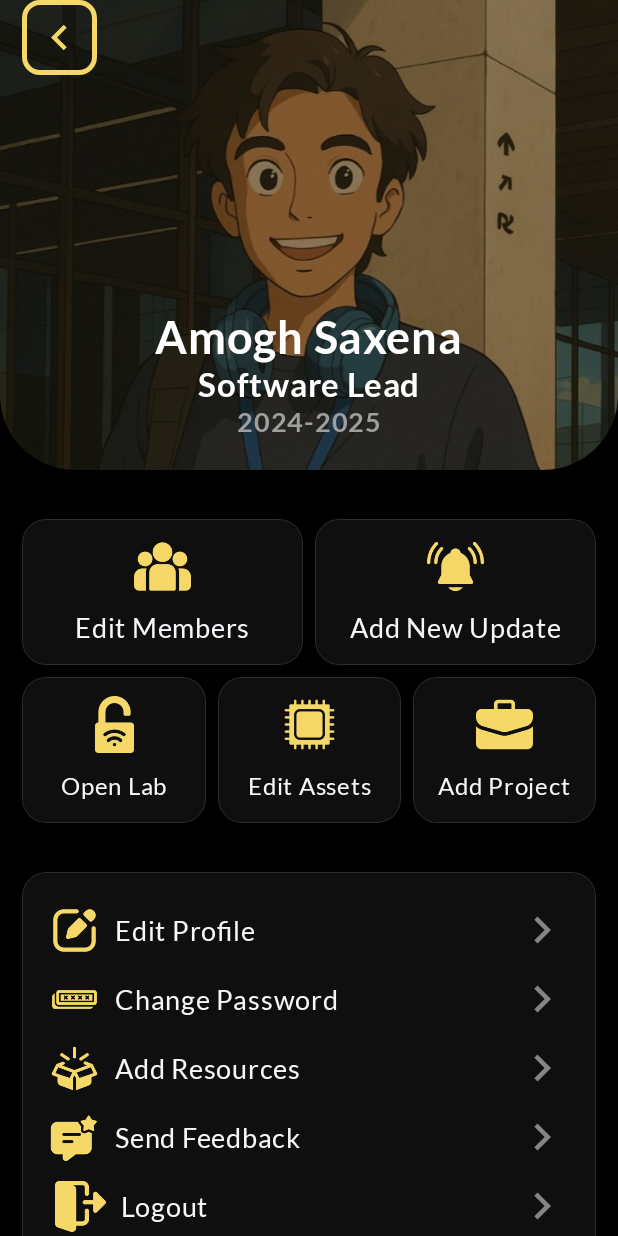
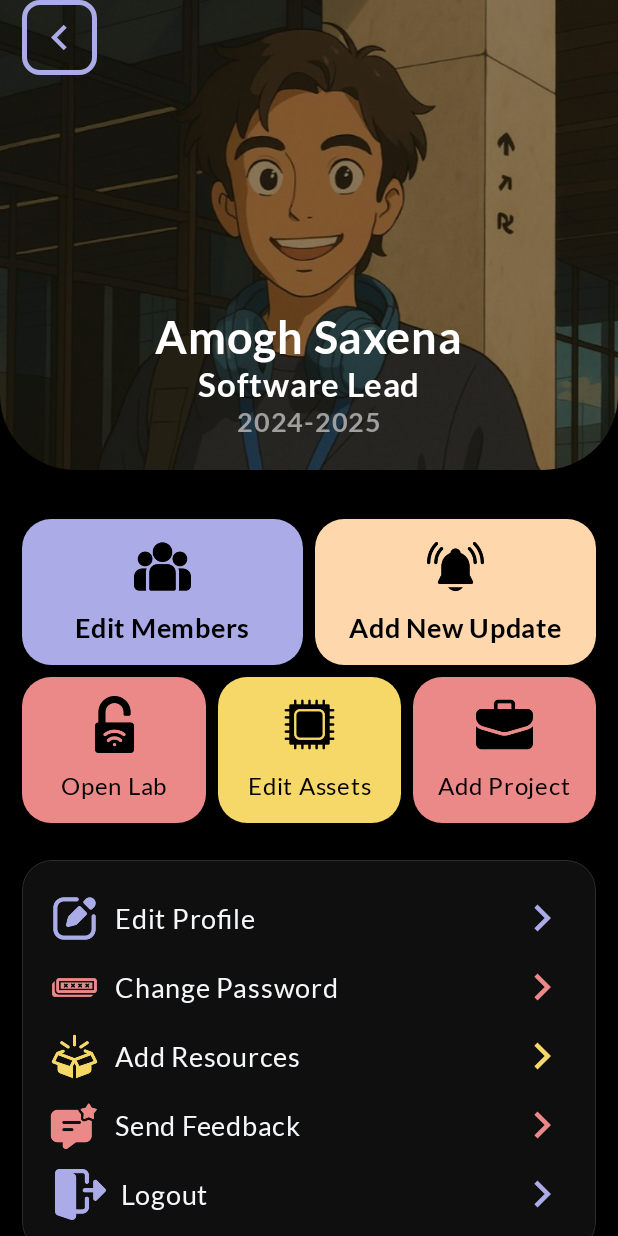
Before and after one commit to SaxenaAmogh/Robogyan, an Android app built with Jetpack Compose: the ProfilePage screen opened through its navigation route, on a phone screen of 412 x 824 dp. Run offline under Robolectric (Android 15) with nearby library versions, the light colour scheme and no system bars; libraries missing offline, so code that uses them is left out: io.github.jan.supabase; pictures from the network do not load; 1 statement that could not run was skipped.

Commit message:
UI v3.0 Update: Profile revamp

```diff
--- a/app/src/main/java/com/example/robogyan/view/AppNavigation.kt
+++ b/app/src/main/java/com/example/robogyan/view/AppNavigation.kt
@@ -15,7 +15,7 @@ import com.example.robogyan.view.secpages.ProjectViewPage
 fun AppNavigation(navController: NavHostController) {
     NavHost(
         navController = navController,
-        startDestination = "start",
+        startDestination = "home",
     ){
         //start pages
         composable("splash"){
--- a/app/src/main/java/com/example/robogyan/view/ProfilePage.kt
+++ b/app/src/main/java/com/example/robogyan/view/ProfilePage.kt
@@ -60,11 +60,15 @@ import androidx.navigation.NavController
 import androidx.navigation.compose.rememberNavController
 import com.example.robogyan.R
 import com.example.robogyan.SupabaseClientProvider
-import com.example.robogyan.ui.theme.AccentColor
+import com.example.robogyan.ui.theme.PurpleOne
 import com.example.robogyan.ui.theme.BackgroundColor
+import com.example.robogyan.ui.theme.PinkOne
 import com.example.robogyan.ui.theme.PrimaryColor
+import com.example.robogyan.ui.theme.PrimaryText
+import com.example.robogyan.ui.theme.PurpleOne
 import com.example.robogyan.ui.theme.SecondaryColor
 import com.example.robogyan.ui.theme.SecondaryText
+import com.example.robogyan.ui.theme.YellowOne
 import com.example.robogyan.ui.theme.latoFontFamily
 import com.example.robogyan.viewmodel.AuthState
 import com.example.robogyan.viewmodel.AuthViewModel
@@ -163,7 +167,7 @@ fun ProfilePage(navController: NavController){
                                             .align(Alignment.CenterStart)
                                             .border(
                                                 width = 3.dp,
-                                                color = AccentColor,
+                                                color = PurpleOne,
                                                 shape = RoundedCornerShape(12.dp)
                                             )
                                     ) {
@@ -177,7 +181,7 @@ fun ProfilePage(navController: NavController){
                                                 .clickable {
                                                     navController.popBackStack()
                                                 },
-                                            tint = AccentColor
+                                            tint = PurpleOne
                                         )
                                     }
 //                                    Text(
@@ -233,14 +237,9 @@ fun ProfilePage(navController: NavController){
                             )  {
                                 Column(
                                     modifier = Modifier
-                                        .clip(RoundedCornerShape(16.dp))
-                                        .border(
-                                            width = 0.5.dp,
-                                            color = Color(0xFF2D2D2D),
-                                            shape = RoundedCornerShape(16.dp)
-                                        )
+                                        .clip(RoundedCornerShape(20))
                                         .weight(1f)
-                                        .background(SecondaryColor)
+                                        .background(PurpleOne)
                                         .padding(
                                             horizontal = 0.02 * screenWidth,
                                             vertical = 0.03 * screenWidth
@@ -257,28 +256,24 @@ fun ProfilePage(navController: NavController){
                                             painter = painterResource(R.drawable.member_d),
                                             contentDescription = "members",
                                             modifier = Modifier.size(38.dp),
-                                            tint = AccentColor
+                                            tint = Color.Black
                                         )
                                         Spacer(modifier = Modifier.size(10.dp))
                                         Text(
                                             text = "Edit Members",
-                                            color = PrimaryColor,
+                                            color = Color.Black,
                                             fontSize = 18.sp,
                                             fontFamily = latoFontFamily,
+                                            fontWeight = FontWeight.Bold
                                         )
                                     }
                                 }
                                 Spacer(modifier = Modifier.width(0.02 * screenWidth))
                                 Column(
                                     modifier = Modifier
-                                        .clip(RoundedCornerShape(16.dp))
-                                        .border(
-                                            width = 0.5.dp,
-                                            color = Color(0xFF2D2D2D),
-                                            shape = RoundedCornerShape(16.dp)
-                                        )
+                                        .clip(RoundedCornerShape(20))
                                         .weight(1f)
-                                        .background(SecondaryColor)
+                                        .background(PrimaryText)
                                         .padding(
                                             horizontal = 0.02 * screenWidth,
                                             vertical = 0.03 * screenWidth
@@ -295,14 +290,15 @@ fun ProfilePage(navController: NavController){
                                             painter = painterResource(R.drawable.update),
                                             contentDescription = "members",
                                             modifier = Modifier.size(38.dp),
-                                            tint = AccentColor
+                                            tint = Color.Black
                                         )
                                         Spacer(modifier = Modifier.size(10.dp))
                                         Text(
                                             text = "Add New Update",
-                                            color = PrimaryColor,
+                                            color = Color.Black,
                                             fontSize = 18.sp,
                                             fontFamily = latoFontFamily,
+                                            fontWeight = FontWeight.Bold
                                         )
                                     }
                                 }
@@ -314,14 +310,9 @@ fun ProfilePage(navController: NavController){
                             )  {
                                 Column(
                                     modifier = Modifier
-                                        .clip(RoundedCornerShape(16.dp))
-                                        .border(
-                                            width = 0.5.dp,
-                                            color = Color(0xFF2D2D2D),
-                                            shape = RoundedCornerShape(16.dp)
-                                        )
+                                        .clip(RoundedCornerShape(20))
                                         .weight(1f)
-                                        .background(SecondaryColor)
+                                        .background(PinkOne)
                                         .padding(
                                             horizontal = 0.02 * screenWidth,
                                             vertical = 0.03 * screenWidth
@@ -338,12 +329,12 @@ fun ProfilePage(navController: NavController){
                                             painter = painterResource(R.drawable.open),
                                             contentDescription = "members",
                                             modifier = Modifier.size(38.dp),
-                                            tint = AccentColor
+                                            tint = Color.Black
                                         )
                                         Spacer(modifier = Modifier.size(10.dp))
                                         Text(
                                             text = "Open Lab",
-                                            color = PrimaryColor,
+                                            color = Color.Black,
                                             fontSize = 16.sp,
                                             fontFamily = latoFontFamily,
                                         )
@@ -352,14 +343,9 @@ fun ProfilePage(navController: NavController){
                                 Spacer(modifier = Modifier.width(0.02 * screenWidth))
                                 Column(
                                     modifier = Modifier
-                                        .clip(RoundedCornerShape(16.dp))
-                                        .border(
-                                            width = 0.5.dp,
-                                            color = Color(0xFF2D2D2D),
-                                            shape = RoundedCornerShape(16.dp)
-                                        )
+                                        .clip(RoundedCornerShape(20))
                                         .weight(1f)
-                                        .background(SecondaryColor)
+                                        .background(YellowOne)
                                         .padding(
                                             horizontal = 0.02 * screenWidth,
                                             vertical = 0.03 * screenWidth
@@ -376,12 +362,12 @@ fun ProfilePage(navController: NavController){
                                             painter = painterResource(R.drawable.component),
                                             contentDescription = "members",
                                             modifier = Modifier.size(38.dp),
-                                            tint = AccentColor
+                                            tint = Color.Black
                                         )
                                         Spacer(modifier = Modifier.size(10.dp))
                                         Text(
                                             text = "Edit Assets",
-                                            color = PrimaryColor,
+                                            color = Color.Black,
                                             fontSize = 16.sp,
                                             fontFamily = latoFontFamily,
                                         )
@@ -390,14 +376,9 @@ fun ProfilePage(navController: NavController){
                                 Spacer(modifier = Modifier.width(0.02 * screenWidth))
                                 Column(
                                     modifier = Modifier
-                                        .clip(RoundedCornerShape(16.dp))
-                                        .border(
-                                            width = 0.5.dp,
-                                            color = Color(0xFF2D2D2D),
-                                            shape = RoundedCornerShape(16.dp)
-                                        )
+                                        .clip(RoundedCornerShape(20))
                                         .weight(1f)
-                                        .background(SecondaryColor)
+                                        .background(PinkOne)
                                         .padding(
                                             horizontal = 0.02 * screenWidth,
                                             vertical = 0.03 * screenWidth
@@ -414,29 +395,29 @@ fun ProfilePage(navController: NavController){
                                             painter = painterResource(R.drawable.projects_d),
                                             contentDescription = "members",
                                             modifier = Modifier.size(38.dp),
-                                            tint = AccentColor
+                                            tint = Color.Black
                                         )
                                         Spacer(modifier = Modifier.size(10.dp))
                                         Text(
                                             text = "Add Project",
-                                            color = PrimaryColor,
+                                            color = Color.Black,
                                             fontSize = 16.sp,
                                             fontFamily = latoFontFamily,
                                         )
                                     }
                                 }
                             }
-                            Spacer(modifier = Modifier.height(0.04 * screenHeight))
+                            Spacer(modifier = Modifier.height(0.03 * screenHeight))
                         }
                         item {
                             Column(
                                 modifier = Modifier
                                     .padding(horizontal = 0.035 * screenWidth)
-                                    .clip(RoundedCornerShape(16.dp))
+                                    .clip(RoundedCornerShape(20.dp))
                                     .border(
                                         width = 0.5.dp,
                                         color = Color(0xFF2D2D2D),
-                                        shape = RoundedCornerShape(16.dp)
+                                        shape = RoundedCornerShape(20.dp)
                                     )
                                     .background(SecondaryColor)
                                     .padding(
@@ -459,7 +440,7 @@ fun ProfilePage(navController: NavController){
                                             painter = painterResource(R.drawable.edit),
                                             contentDescription = "members",
                                             modifier = Modifier.size(34.dp),
-                                            tint = AccentColor
+                                            tint = PurpleOne
                                         )
                                         Spacer(modifier = Modifier.size(10.dp))
                                         Text(
@@ -475,7 +456,7 @@ fun ProfilePage(navController: NavController){
                                         modifier = Modifier
                                             .size(36.dp)
                                             .clickable {},
-                                        tint = SecondaryText
+                                        tint = PurpleOne
                                     )
                                 }
                                 Spacer(modifier = Modifier.height(0.012 * screenHeight))
@@ -493,7 +474,7 @@ fun ProfilePage(navController: NavController){
                                             painter = painterResource(R.drawable.password),
                                             contentDescription = "members",
                                             modifier = Modifier.size(34.dp),
-                                            tint = AccentColor
+                                            tint = PinkOne
                                         )
                                         Spacer(modifier = Modifier.size(10.dp))
                                         Text(
@@ -509,7 +490,7 @@ fun ProfilePage(navController: NavController){
                                         modifier = Modifier
                                             .size(36.dp)
                                             .clickable {},
-                                        tint = SecondaryText
+                                        tint = PinkOne
                                     )
                                 }
                                 Spacer(modifier = Modifier.height(0.012 * screenHeight))
@@ -527,7 +508,7 @@ fun ProfilePage(navController: NavController){
                                             painter = painterResource(R.drawable.res_d),
                                             contentDescription = "members",
                                             modifier = Modifier.size(34.dp),
-                                            tint = AccentColor
+                                            tint = YellowOne
                                         )
                                         Spacer(modifier = Modifier.size(10.dp))
                                         Text(
@@ -543,7 +524,7 @@ fun ProfilePage(navController: NavController){
                                         modifier = Modifier
                                             .size(36.dp)
                                             .clickable {},
-                                        tint = SecondaryText
+                                        tint = YellowOne
                                     )
                                 }
                                 Spacer(modifier = Modifier.height(0.012 * screenHeight))
@@ -561,7 +542,7 @@ fun ProfilePage(navController: NavController){
                                             painter = painterResource(R.drawable.review),
                                             contentDescription = "members",
                                             modifier = Modifier.size(34.dp),
-                                            tint = AccentColor
+                                            tint = PinkOne
                                         )
                                         Spacer(modifier = Modifier.size(10.dp))
                                         Text(
@@ -577,7 +558,7 @@ fun ProfilePage(navController: NavController){
                                         modifier = Modifier
                                             .size(36.dp)
                                             .clickable {},
-                                        tint = SecondaryText
+                                        tint = PinkOne
                                     )
                                 }
                                 Spacer(modifier = Modifier.height(0.012 * screenHeight))
@@ -602,7 +583,7 @@ fun ProfilePage(navController: NavController){
                                             painter = painterResource(R.drawable.logout),
                                             contentDescription = "members",
                                             modifier = Modifier.size(34.dp),
-                                            tint = AccentColor
+                                            tint = PurpleOne
                                         )
                                         Spacer(modifier = Modifier.size(10.dp))
                                         Text(
@@ -618,7 +599,7 @@ fun ProfilePage(navController: NavController){
                                         modifier = Modifier
                                             .size(36.dp)
                                             .clickable {},
-                                        tint = SecondaryText
+                                        tint = PurpleOne
                                     )
                                 }
                                 Spacer(modifier = Modifier.height(0.01 * screenHeight))
```
